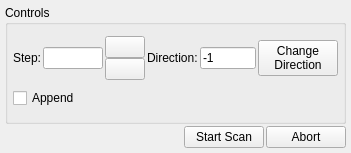
Above: nplab/experiment/scanning_experiment/continuous_linear_scanner.ui from nanophotonics/nplab before the change. Below: the same form after it.
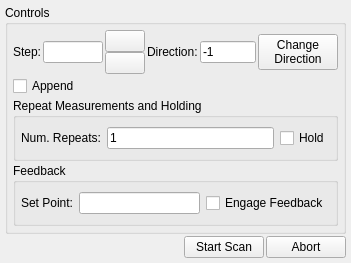
That is the form after the change. Icons and pictures are not drawn.

Commit message: Continuous scanner repeats and feedback update

Diff of the .ui file:
```diff
--- a/nplab/experiment/scanning_experiment/continuous_linear_scanner.ui
+++ b/nplab/experiment/scanning_experiment/continuous_linear_scanner.ui
@@ -7,7 +7,7 @@
     <x>0</x>
     <y>0</y>
     <width>351</width>
-    <height>153</height>
+    <height>263</height>
    </rect>
   </property>
   <property name="windowTitle">
@@ -159,6 +159,68 @@
         </property>
        </widget>
       </item>
+      <item>
+       <widget class="QGroupBox" name="groupBox_3">
+        <property name="title">
+         <string>Repeat Measurements and Holding</string>
+        </property>
+        <layout class="QHBoxLayout" name="horizontalLayout_3">
+         <property name="margin">
+          <number>5</number>
+         </property>
+         <item>
+          <widget class="QLabel" name="num_repeats_label">
+           <property name="text">
+            <string>Num. Repeats:</string>
+           </property>
+          </widget>
+         </item>
+         <item>
+          <widget class="QLineEdit" name="num_repeats">
+           <property name="text">
+            <string>1</string>
+           </property>
+          </widget>
+         </item>
+         <item>
+          <widget class="QCheckBox" name="hold">
+           <property name="text">
+            <string>Hold</string>
+           </property>
+          </widget>
+         </item>
+        </layout>
+       </widget>
+      </item>
+      <item>
+       <widget class="QGroupBox" name="groupBox_2">
+        <property name="title">
+         <string>Feedback</string>
+        </property>
+        <layout class="QHBoxLayout" name="horizontalLayout_4">
+         <property name="margin">
+          <number>5</number>
+         </property>
+         <item>
+          <widget class="QLabel" name="set_point_label">
+           <property name="text">
+            <string>Set Point:</string>
+           </property>
+          </widget>
+         </item>
+         <item>
+          <widget class="QLineEdit" name="set_point"/>
+         </item>
+         <item>
+          <widget class="QCheckBox" name="engage_feedback">
+           <property name="text">
+            <string>Engage Feedback</string>
+           </property>
+          </widget>
+         </item>
+        </layout>
+       </widget>
+      </item>
      </layout>
     </widget>
    </item>
```
The commit also changes 6 other files.
